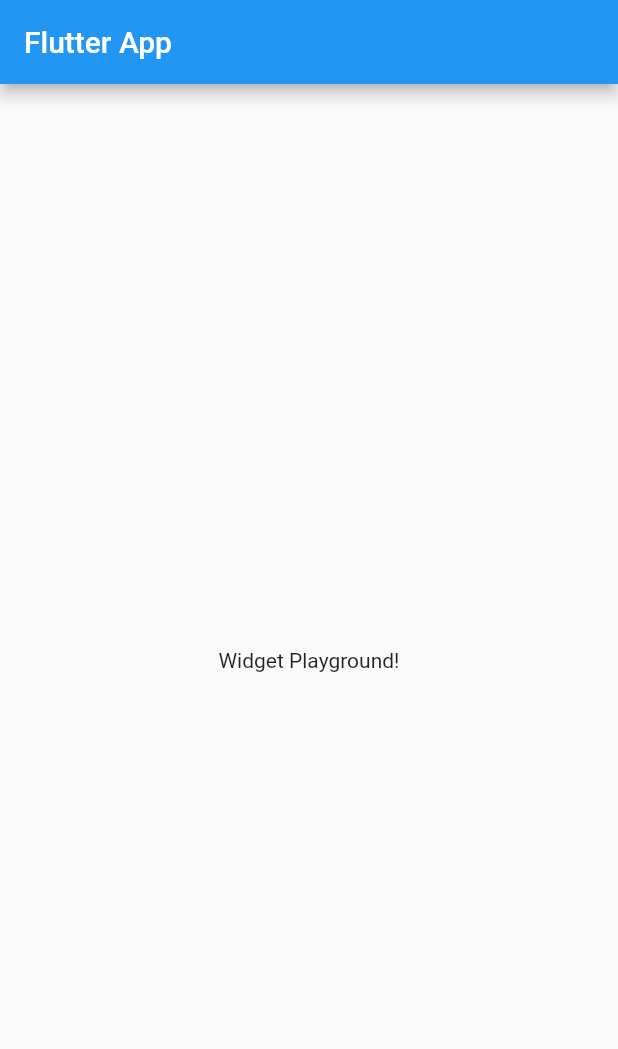
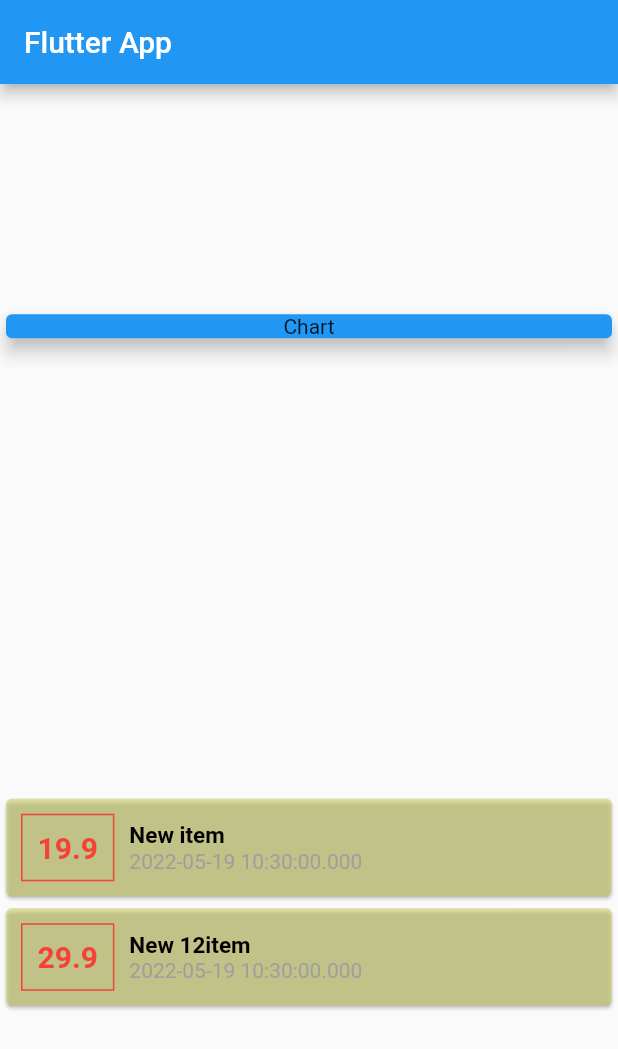
Before and after one commit to rahimsargandang/personal_expenses_app, a Flutter app: the screen it shows after launch, on a phone screen of 412 x 824 dp. Shown: the top 1049 px of the screen. Run offline on Flutter 3.47's test engine with Material 2 defaults, Android fonts, the phone set to English and light mode, and no system bars.

Commit message:
add styling

```diff
--- a/lib/main.dart
+++ b/lib/main.dart
@@ -1,4 +1,6 @@
 import 'package:flutter/material.dart';
+import 'package:personal_expenses_app/transaction.dart';
+import './transaction.dart';
 
 void main() => runApp(MyApp());
 
@@ -13,15 +15,90 @@ class MyApp extends StatelessWidget {
 }
 
 class MyHomePage extends StatelessWidget {
+  final List<Transaction> transactions = [
+    Transaction(
+      id: 't1',
+      title: 'New item',
+      amount: 19.90,
+      date: DateTime.now(),
+    ),
+    Transaction(
+      id: 't12',
+      title: 'New 12item',
+      amount: 29.90,
+      date: DateTime.now(),
+    ),
+  ];
+
   @override
   Widget build(BuildContext context) {
     return Scaffold(
       appBar: AppBar(
         title: Text('Flutter App'),
       ),
-      body: Center(
-        child: Text('Widget Playground!'),
-      ),
+      body: Column(
+          mainAxisAlignment: MainAxisAlignment.spaceAround,
+          crossAxisAlignment: CrossAxisAlignment.stretch,
+          children: <Widget>[
+            Container(
+              width: double.infinity,
+              child: Card(
+                child: Text('Chart', textAlign: TextAlign.center),
+                color: Colors.blue,
+                elevation: 5,
+              ),
+            ),
+            Column(
+              children: transactions.map((tx) {
+                return Card(
+                  color: Color.fromARGB(134, 204, 206, 93),
+                  child: Row(children: [
+                    Container(
+                      margin: EdgeInsets.symmetric(
+                        vertical: 10,
+                        horizontal: 10,
+                      ),
+                      decoration: BoxDecoration(
+                        border: Border.all(
+                          color: Colors.red,
+                          width: 1,
+                        ),
+                      ),
+                      padding: EdgeInsets.all(10),
+                      child: Text(
+                        tx.amount.toString(),
+                        style: TextStyle(
+                          fontWeight: FontWeight.bold,
+                          fontSize: 20,
+                          color: Colors.red,
+                        ),
+                      ),
+                    ),
+                    Column(
+                      crossAxisAlignment: CrossAxisAlignment.start,
+                      mainAxisAlignment: MainAxisAlignment.spaceEvenly,
+                      children: [
+                        Text(
+                          tx.title,
+                          style: TextStyle(
+                            fontSize: 15,
+                            color: Colors.black,
+                            fontWeight: FontWeight.bold,
+                          ),
+                        ),
+                        Text(
+                          tx.date.toString(),
+                          style: TextStyle(
+                            color: Colors.grey,
+                          ),
+                        ),
+                      ],
+                    ),
+                  ]),
+                );
+              }).toList(),
+            ),
+          ]),
     );
   }
 }
--- /dev/null
+++ b/lib/transaction.dart
@@ -0,0 +1,15 @@
+import 'package:flutter/foundation.dart';
+
+class Transaction {
+  String id;
+  String title;
+  double amount;
+  DateTime date;
+
+  Transaction({
+    @required this.id,
+    @required this.title,
+    @required this.amount,
+    @required this.date,
+  });
+}
```
